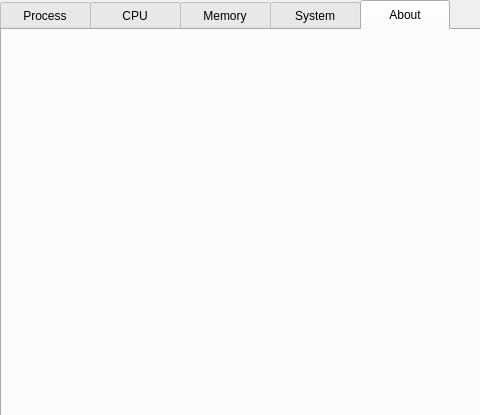
Above: 4. 大作业: System monitor/QT version/sysmonitor.ui from biubiubiiu/hust-OS before the change; both pictures show x 0 to 480 and y 0 to 415 of the 720 by 576 pixel window. Below: the same form after it.
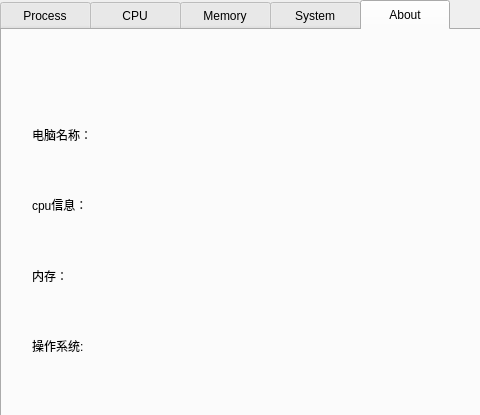
That is the form after the change. The open tabs and pages were chosen to show the change.

```diff
--- a/4. 大作业: System monitor/QT version/sysmonitor.ui
+++ b/4. 大作业: System monitor/QT version/sysmonitor.ui
@@ -132,6 +132,142 @@
     <attribute name="title">
      <string>About</string>
     </attribute>
+    <widget class="QWidget" name="formLayoutWidget">
+     <property name="geometry">
+      <rect>
+       <x>30</x>
+       <y>50</y>
+       <width>611</width>
+       <height>321</height>
+      </rect>
+     </property>
+     <layout class="QFormLayout" name="formLayout">
+      <item row="0" column="0">
+       <spacer name="verticalSpacer_3">
+        <property name="orientation">
+         <enum>Qt::Vertical</enum>
+        </property>
+        <property name="sizeHint" stdset="0">
+         <size>
+          <width>20</width>
+          <height>40</height>
+         </size>
+        </property>
+       </spacer>
+      </item>
+      <item row="2" column="0">
+       <widget class="QLabel" name="localHostNameHint">
+        <property name="lineWidth">
+         <number>1</number>
+        </property>
+        <property name="text">
+         <string>电脑名称：   </string>
+        </property>
+       </widget>
+      </item>
+      <item row="2" column="1">
+       <widget class="QLabel" name="localHostNameLabel">
+        <property name="text">
+         <string/>
+        </property>
+       </widget>
+      </item>
+      <item row="3" column="0">
+       <spacer name="verticalSpacer_4">
+        <property name="orientation">
+         <enum>Qt::Vertical</enum>
+        </property>
+        <property name="sizeHint" stdset="0">
+         <size>
+          <width>20</width>
+          <height>40</height>
+         </size>
+        </property>
+       </spacer>
+      </item>
+      <item row="4" column="0">
+       <widget class="QLabel" name="cpuInfoHint">
+        <property name="text">
+         <string>cpu信息：   </string>
+        </property>
+       </widget>
+      </item>
+      <item row="4" column="1">
+       <widget class="QLabel" name="cpuInfoLabel">
+        <property name="text">
+         <string/>
+        </property>
+       </widget>
+      </item>
+      <item row="5" column="0">
+       <spacer name="verticalSpacer_2">
+        <property name="orientation">
+         <enum>Qt::Vertical</enum>
+        </property>
+        <property name="sizeHint" stdset="0">
+         <size>
+          <width>20</width>
+          <height>40</height>
+         </size>
+        </property>
+       </spacer>
+      </item>
+      <item row="6" column="0">
+       <widget class="QLabel" name="memoryLabelHint">
+        <property name="text">
+         <string>内存：   </string>
+        </property>
+       </widget>
+      </item>
+      <item row="6" column="1">
+       <widget class="QLabel" name="memoryInfoLabel">
+        <property name="text">
+         <string/>
+        </property>
+       </widget>
+      </item>
+      <item row="7" column="0">
+       <spacer name="verticalSpacer">
+        <property name="orientation">
+         <enum>Qt::Vertical</enum>
+        </property>
+        <property name="sizeHint" stdset="0">
+         <size>
+          <width>20</width>
+          <height>40</height>
+         </size>
+        </property>
+       </spacer>
+      </item>
+      <item row="8" column="0">
+       <widget class="QLabel" name="osInfoHint">
+        <property name="text">
+         <string>操作系统:   </string>
+        </property>
+       </widget>
+      </item>
+      <item row="8" column="1">
+       <widget class="QLabel" name="osInfoLabel">
+        <property name="text">
+         <string/>
+        </property>
+       </widget>
+      </item>
+      <item row="9" column="0">
+       <spacer name="verticalSpacer_5">
+        <property name="orientation">
+         <enum>Qt::Vertical</enum>
+        </property>
+        <property name="sizeHint" stdset="0">
+         <size>
+          <width>20</width>
+          <height>40</height>
+         </size>
+        </property>
+       </spacer>
+      </item>
+     </layout>
+    </widget>
    </widget>
   </widget>
  </widget>
```
Left out of the diff: 110 changed lines with no effect on the pictures.
